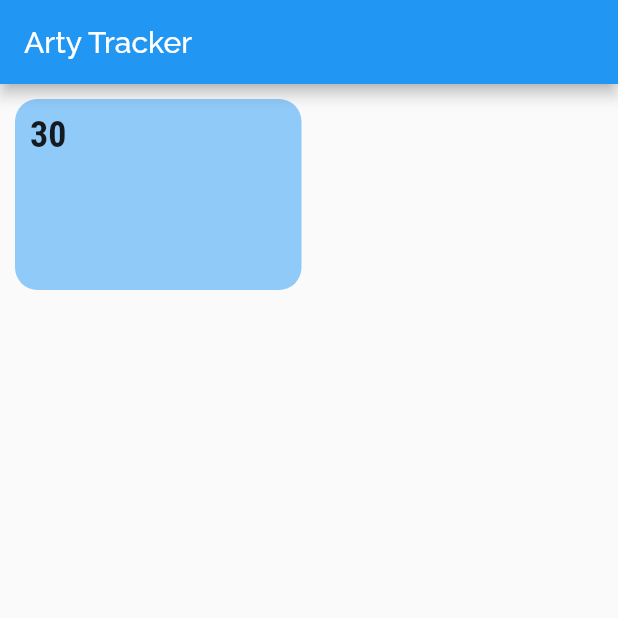
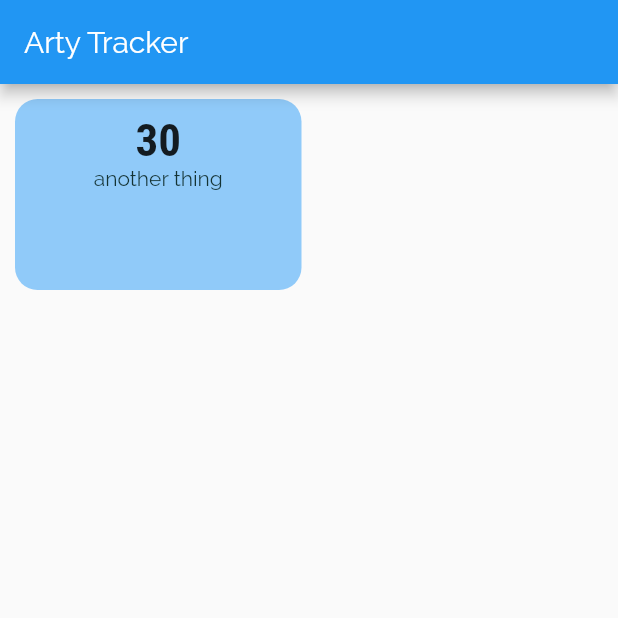
Before and after one commit to nayelipleskac/arty-tracker, a Flutter app: the screen it shows after launch, on a phone screen of 412 x 824 dp, the top half of it. Run offline on Flutter 3.47's test engine with Material 2 defaults, Android fonts, the phone set to English and light mode, and no system bars.

Commit message:
tile changes

```diff
--- a/lib/main.dart
+++ b/lib/main.dart
@@ -25,7 +25,7 @@ class MyApp extends StatelessWidget {
                 color: Color.fromRGBO(20, 51, 52, 1),
               ),
               headline6: TextStyle(
-                fontSize: 24,
+                fontSize: 30,
                 fontFamily: 'RobotoCondensed',
                 fontWeight: FontWeight.bold,
               ),
--- a/lib/widgets/statistic_item.dart
+++ b/lib/widgets/statistic_item.dart
@@ -1,4 +1,6 @@
 import 'package:flutter/material.dart';
+
+import '../screens/statistic_home_screen.dart';
 
 class StatisticItem extends StatelessWidget {
   final String id;
@@ -10,17 +12,24 @@ class StatisticItem extends StatelessWidget {
 
   @override
   Widget build(BuildContext context) {
-    return Container(
+    return GridTile(
+      child: Container(
+        alignment: Alignment.topCenter,
         padding: EdgeInsets.all(10),
-      child: Text(
+        child: Column(
+          children: [
+            Text(
               pounds.toString(),
               style: Theme.of(context).textTheme.headline6,
+            ),
+            Text('another thing'),
+          ],
         ),
         decoration: BoxDecoration(
           color: Colors.blue[200],
           borderRadius: BorderRadius.circular(15),
         ),
-
+      ),
     );
   }
 }
```
Also changed, not shown: assets/fonts/Raleway-Black.ttf (renamed from lib/assets/fonts/Raleway-Black.ttf), assets/fonts/Raleway-Bold.ttf (renamed from lib/assets/fonts/Raleway-Bold.ttf), assets/fonts/Raleway-Regular.ttf (renamed from lib/assets/fonts/Raleway-Regular.ttf), assets/fonts/RobotoCondensed-Bold.ttf (renamed from lib/assets/fonts/RobotoCondensed-Bold.ttf), assets/fonts/RobotoCondensed-Italic.ttf (renamed from lib/assets/fonts/RobotoCondensed-Italic.ttf), assets/fonts/RobotoCondensed-Light.ttf (renamed from lib/assets/fonts/RobotoCondensed-Light.ttf), assets/fonts/RobotoCondensed-Regular.ttf (renamed from lib/assets/fonts/RobotoCondensed-Regular.ttf). Lines whose indentation alone changed are shown as unchanged.
